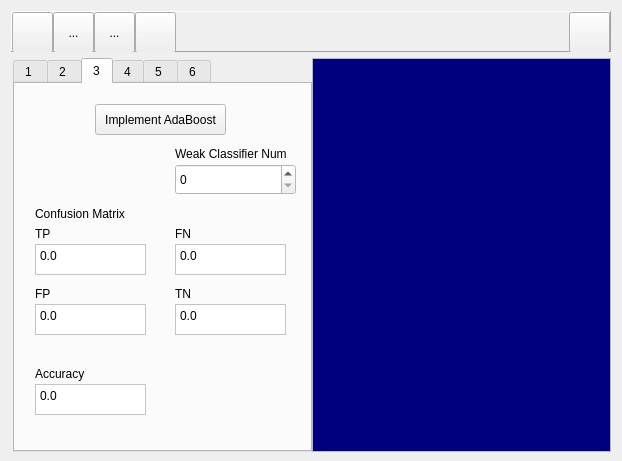
Qt form IronView2/mainframe.ui (jjun-ho/2023-Capstone-Design) before a commit.
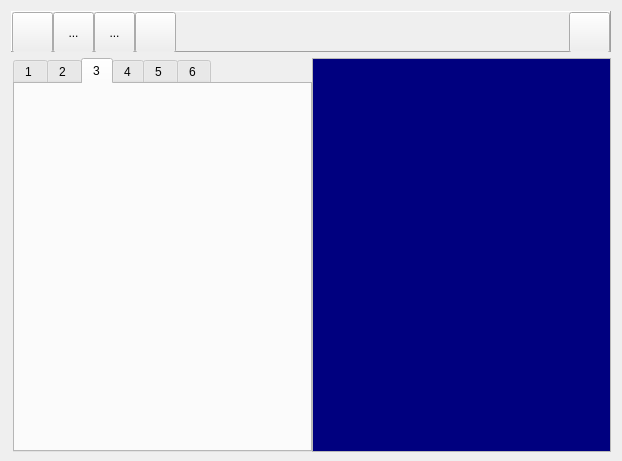
The same form after that commit. The open tabs and pages were chosen to show the change. Icons and pictures are not drawn.

```diff
--- a/IronView2/mainframe.ui
+++ b/IronView2/mainframe.ui
@@ -790,223 +790,6 @@
         <attribute name="title">
          <string>3</string>
         </attribute>
-        <widget class="QPushButton" name="pushAdaBoost">
-         <property name="geometry">
-          <rect>
-           <x>80</x>
-           <y>20</y>
-           <width>131</width>
-           <height>31</height>
-          </rect>
-         </property>
-         <property name="text">
-          <string>Implement AdaBoost</string>
-         </property>
-        </widget>
-        <widget class="QLabel" name="label_3">
-         <property name="geometry">
-          <rect>
-           <x>20</x>
-           <y>280</y>
-           <width>71</width>
-           <height>20</height>
-          </rect>
-         </property>
-         <property name="text">
-          <string>Accuracy</string>
-         </property>
-        </widget>
-        <widget class="QTextEdit" name="textAccuracy">
-         <property name="geometry">
-          <rect>
-           <x>20</x>
-           <y>300</y>
-           <width>111</width>
-           <height>31</height>
-          </rect>
-         </property>
-         <property name="html">
-          <string>&lt;!DOCTYPE HTML PUBLIC &quot;-//W3C//DTD HTML 4.0//EN&quot; &quot;http://www.w3.org/TR/REC-html40/strict.dtd&quot;&gt;
-&lt;html&gt;&lt;head&gt;&lt;meta name=&quot;qrichtext&quot; content=&quot;1&quot; /&gt;&lt;meta charset=&quot;utf-8&quot; /&gt;&lt;style type=&quot;text/css&quot;&gt;
-p, li { white-space: pre-wrap; }
-hr { height: 1px; border-width: 0; }
-li.unchecked::marker { content: &quot;\2610&quot;; }
-li.checked::marker { content: &quot;\2612&quot;; }
-&lt;/style&gt;&lt;/head&gt;&lt;body style=&quot; font-family:'맑은 고딕'; font-size:9pt; font-weight:400; font-style:normal;&quot;&gt;
-&lt;p style=&quot; margin-top:0px; margin-bottom:0px; margin-left:0px; margin-right:0px; -qt-block-indent:0; text-indent:0px;&quot;&gt;0.0&lt;/p&gt;&lt;/body&gt;&lt;/html&gt;</string>
-         </property>
-        </widget>
-        <widget class="QLabel" name="label_4">
-         <property name="geometry">
-          <rect>
-           <x>160</x>
-           <y>60</y>
-           <width>131</width>
-           <height>20</height>
-          </rect>
-         </property>
-         <property name="text">
-          <string>Weak Classifier Num</string>
-         </property>
-        </widget>
-        <widget class="QSpinBox" name="spinWeakclassifier">
-         <property name="geometry">
-          <rect>
-           <x>160</x>
-           <y>80</y>
-           <width>121</width>
-           <height>31</height>
-          </rect>
-         </property>
-         <property name="maximum">
-          <number>99999</number>
-         </property>
-        </widget>
-        <widget class="QLabel" name="label_5">
-         <property name="geometry">
-          <rect>
-           <x>20</x>
-           <y>140</y>
-           <width>31</width>
-           <height>20</height>
-          </rect>
-         </property>
-         <property name="text">
-          <string>TP</string>
-         </property>
-        </widget>
-        <widget class="QLabel" name="label_6">
-         <property name="geometry">
-          <rect>
-           <x>20</x>
-           <y>200</y>
-           <width>31</width>
-           <height>20</height>
-          </rect>
-         </property>
-         <property name="text">
-          <string>FP </string>
-         </property>
-        </widget>
-        <widget class="QLabel" name="label_7">
-         <property name="geometry">
-          <rect>
-           <x>160</x>
-           <y>140</y>
-           <width>31</width>
-           <height>20</height>
-          </rect>
-         </property>
-         <property name="text">
-          <string>FN</string>
-         </property>
-        </widget>
-        <widget class="QLabel" name="label_8">
-         <property name="geometry">
-          <rect>
-           <x>160</x>
-           <y>200</y>
-           <width>31</width>
-           <height>20</height>
-          </rect>
-         </property>
-         <property name="text">
-          <string>TN</string>
-         </property>
-        </widget>
-        <widget class="QTextEdit" name="textTp">
-         <property name="geometry">
-          <rect>
-           <x>20</x>
-           <y>160</y>
-           <width>111</width>
-           <height>31</height>
-          </rect>
-         </property>
-         <property name="html">
-          <string>&lt;!DOCTYPE HTML PUBLIC &quot;-//W3C//DTD HTML 4.0//EN&quot; &quot;http://www.w3.org/TR/REC-html40/strict.dtd&quot;&gt;
-&lt;html&gt;&lt;head&gt;&lt;meta name=&quot;qrichtext&quot; content=&quot;1&quot; /&gt;&lt;meta charset=&quot;utf-8&quot; /&gt;&lt;style type=&quot;text/css&quot;&gt;
-p, li { white-space: pre-wrap; }
-hr { height: 1px; border-width: 0; }
-li.unchecked::marker { content: &quot;\2610&quot;; }
-li.checked::marker { content: &quot;\2612&quot;; }
-&lt;/style&gt;&lt;/head&gt;&lt;body style=&quot; font-family:'맑은 고딕'; font-size:9pt; font-weight:400; font-style:normal;&quot;&gt;
-&lt;p style=&quot; margin-top:0px; margin-bottom:0px; margin-left:0px; margin-right:0px; -qt-block-indent:0; text-indent:0px;&quot;&gt;0.0&lt;/p&gt;&lt;/body&gt;&lt;/html&gt;</string>
-         </property>
-        </widget>
-        <widget class="QTextEdit" name="textFn">
-         <property name="geometry">
-          <rect>
-           <x>160</x>
-           <y>160</y>
-           <width>111</width>
-           <height>31</height>
-          </rect>
-         </property>
-         <property name="html">
-          <string>&lt;!DOCTYPE HTML PUBLIC &quot;-//W3C//DTD HTML 4.0//EN&quot; &quot;http://www.w3.org/TR/REC-html40/strict.dtd&quot;&gt;
-&lt;html&gt;&lt;head&gt;&lt;meta name=&quot;qrichtext&quot; content=&quot;1&quot; /&gt;&lt;meta charset=&quot;utf-8&quot; /&gt;&lt;style type=&quot;text/css&quot;&gt;
-p, li { white-space: pre-wrap; }
-hr { height: 1px; border-width: 0; }
-li.unchecked::marker { content: &quot;\2610&quot;; }
-li.checked::marker { content: &quot;\2612&quot;; }
-&lt;/style&gt;&lt;/head&gt;&lt;body style=&quot; font-family:'맑은 고딕'; font-size:9pt; font-weight:400; font-style:normal;&quot;&gt;
-&lt;p style=&quot; margin-top:0px; margin-bottom:0px; margin-left:0px; margin-right:0px; -qt-block-indent:0; text-indent:0px;&quot;&gt;0.0&lt;/p&gt;&lt;/body&gt;&lt;/html&gt;</string>
-         </property>
-        </widget>
-        <widget class="QTextEdit" name="textFp">
-         <property name="geometry">
-          <rect>
-           <x>20</x>
-           <y>220</y>
-           <width>111</width>
-           <height>31</height>
-          </rect>
-         </property>
-         <property name="html">
-          <string>&lt;!DOCTYPE HTML PUBLIC &quot;-//W3C//DTD HTML 4.0//EN&quot; &quot;http://www.w3.org/TR/REC-html40/strict.dtd&quot;&gt;
-&lt;html&gt;&lt;head&gt;&lt;meta name=&quot;qrichtext&quot; content=&quot;1&quot; /&gt;&lt;meta charset=&quot;utf-8&quot; /&gt;&lt;style type=&quot;text/css&quot;&gt;
-p, li { white-space: pre-wrap; }
-hr { height: 1px; border-width: 0; }
-li.unchecked::marker { content: &quot;\2610&quot;; }
-li.checked::marker { content: &quot;\2612&quot;; }
-&lt;/style&gt;&lt;/head&gt;&lt;body style=&quot; font-family:'맑은 고딕'; font-size:9pt; font-weight:400; font-style:normal;&quot;&gt;
-&lt;p style=&quot; margin-top:0px; margin-bottom:0px; margin-left:0px; margin-right:0px; -qt-block-indent:0; text-indent:0px;&quot;&gt;0.0&lt;/p&gt;&lt;/body&gt;&lt;/html&gt;</string>
-         </property>
-        </widget>
-        <widget class="QTextEdit" name="textTn">
-         <property name="geometry">
-          <rect>
-           <x>160</x>
-           <y>220</y>
-           <width>111</width>
-           <height>31</height>
-          </rect>
-         </property>
-         <property name="html">
-          <string>&lt;!DOCTYPE HTML PUBLIC &quot;-//W3C//DTD HTML 4.0//EN&quot; &quot;http://www.w3.org/TR/REC-html40/strict.dtd&quot;&gt;
-&lt;html&gt;&lt;head&gt;&lt;meta name=&quot;qrichtext&quot; content=&quot;1&quot; /&gt;&lt;meta charset=&quot;utf-8&quot; /&gt;&lt;style type=&quot;text/css&quot;&gt;
-p, li { white-space: pre-wrap; }
-hr { height: 1px; border-width: 0; }
-li.unchecked::marker { content: &quot;\2610&quot;; }
-li.checked::marker { content: &quot;\2612&quot;; }
-&lt;/style&gt;&lt;/head&gt;&lt;body style=&quot; font-family:'맑은 고딕'; font-size:9pt; font-weight:400; font-style:normal;&quot;&gt;
-&lt;p style=&quot; margin-top:0px; margin-bottom:0px; margin-left:0px; margin-right:0px; -qt-block-indent:0; text-indent:0px;&quot;&gt;0.0&lt;/p&gt;&lt;/body&gt;&lt;/html&gt;</string>
-         </property>
-        </widget>
-        <widget class="QLabel" name="label_9">
-         <property name="geometry">
-          <rect>
-           <x>20</x>
-           <y>120</y>
-           <width>111</width>
-           <height>20</height>
-          </rect>
-         </property>
-         <property name="text">
-          <string>Confusion Matrix</string>
-         </property>
-        </widget>
        </widget>
        <widget class="QWidget" name="tab">
         <attribute name="title">
```
Left out of the diff: 13 changed lines with no effect on the pictures.
